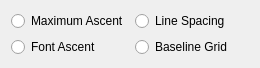
The window that scribus/ui/propertywidget_flopbase.ui (nitramr/scribus-indigo) describes before a commit, drawn with Qt 5.
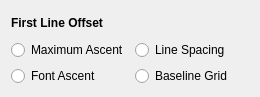
The same window after the commit.

Diff of the .ui file:
```diff
--- a/scribus/ui/propertywidget_flopbase.ui
+++ b/scribus/ui/propertywidget_flopbase.ui
@@ -7,14 +7,14 @@
     <x>0</x>
     <y>0</y>
     <width>260</width>
-    <height>66</height>
+    <height>97</height>
    </rect>
   </property>
   <property name="windowTitle">
    <string>Frame</string>
   </property>
   <property name="frameShape">
-   <enum>QFrame::Box</enum>
+   <enum>QFrame::NoFrame</enum>
   </property>
   <property name="frameShadow">
    <enum>QFrame::Plain</enum>
@@ -22,10 +22,8 @@
   <property name="lineWidth">
    <number>0</number>
   </property>
-  <layout class="QVBoxLayout" name="verticalLayout">
-   <item>
-    <layout class="QGridLayout" name="gridLayout">
-     <item row="0" column="0">
+  <layout class="QGridLayout" name="gridLayout_2">
+   <item row="1" column="0">
       <widget class="QRadioButton" name="flopRealHeight">
        <property name="text">
         <string>Maximum Ascent</string>
@@ -35,17 +33,7 @@
        </attribute>
       </widget>
      </item>
-     <item row="1" column="0">
-      <widget class="QRadioButton" name="flopFontAscent">
-       <property name="text">
-        <string>Font Ascent</string>
-       </property>
-       <attribute name="buttonGroup">
-        <string notr="true">flopGroup</string>
-       </attribute>
-      </widget>
-     </item>
-     <item row="0" column="1">
+   <item row="1" column="1">
       <widget class="QRadioButton" name="flopLineSpacing">
        <property name="text">
         <string>Line Spacing</string>
@@ -55,7 +43,17 @@
        </attribute>
       </widget>
      </item>
-     <item row="1" column="1">
+   <item row="2" column="0">
+    <widget class="QRadioButton" name="flopFontAscent">
+     <property name="text">
+      <string>Font Ascent</string>
+     </property>
+     <attribute name="buttonGroup">
+      <string notr="true">flopGroup</string>
+     </attribute>
+    </widget>
+   </item>
+   <item row="2" column="1">
       <widget class="QRadioButton" name="flopBaselineGrid">
        <property name="text">
         <string>Baseline Grid</string>
@@ -65,7 +63,18 @@
        </attribute>
       </widget>
      </item>
-    </layout>
+   <item row="0" column="0">
+    <widget class="QLabel" name="lblTitle">
+     <property name="font">
+      <font>
+       <weight>75</weight>
+       <bold>true</bold>
+      </font>
+     </property>
+     <property name="text">
+      <string>First Line Offset</string>
+     </property>
+    </widget>
    </item>
   </layout>
  </widget>
```
Lines whose indentation alone changed are shown as unchanged.
